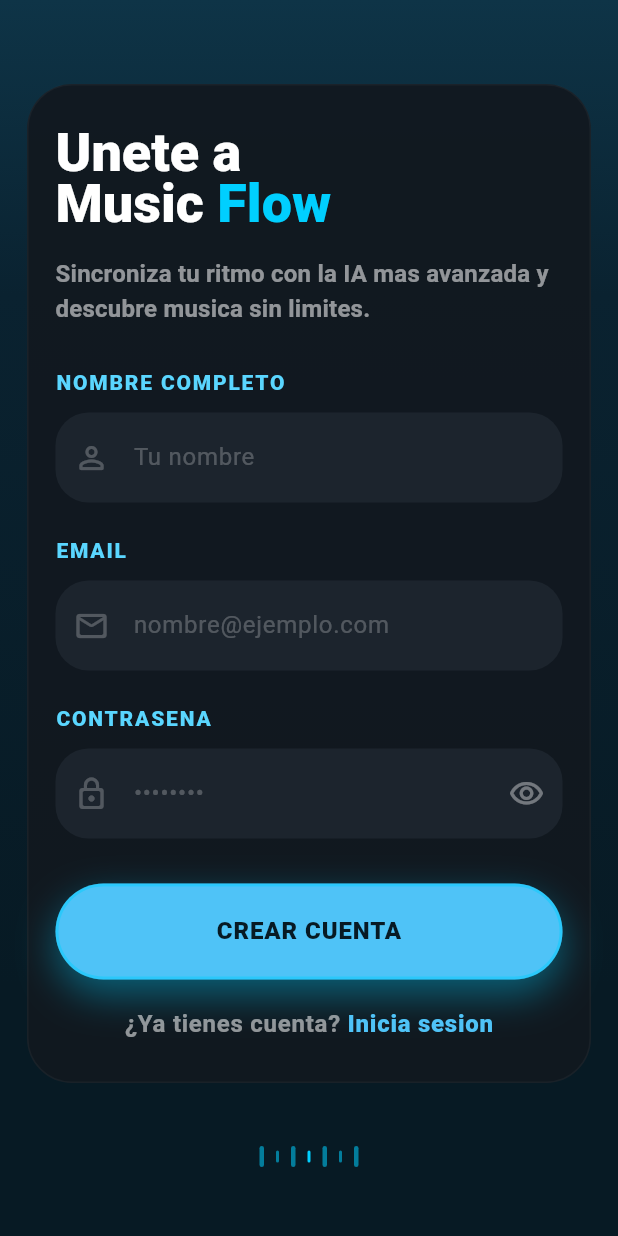
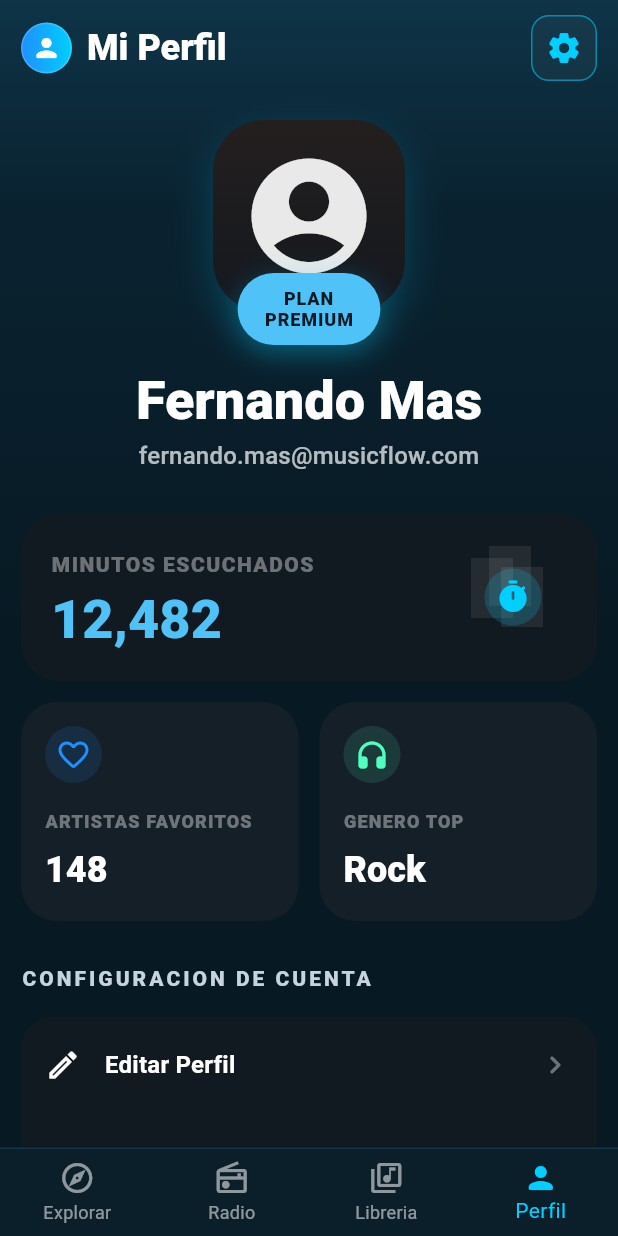
Before and after one commit to AldyJnx/MusicFlow, a Flutter app: the screen it shows after launch, on a phone screen of 412 x 824 dp. Run offline on Flutter 3.47's test engine with Material 3 defaults, Android fonts, the phone set to English and light mode, and no system bars.

Commit message:
Apartado perfil Mobile hecho

```diff
--- /dev/null
+++ b/mobile/musicflow_mobile/lib/features/profile/screens/profile_screen.dart
@@ -0,0 +1,457 @@
+import 'package:flutter/material.dart';
+
+class ProfileScreen extends StatelessWidget {
+  const ProfileScreen({super.key});
+
+  static const Color _primaryBlue = Color(0xFF1E90FF);
+  static const Color _accentCyan = Color(0xFF00CFFF);
+  static const Color _lightBlue = Color(0xFF4FC3F7);
+  static const Color _bgDark = Color(0xFF071A24);
+  static const Color _bgMid = Color(0xFF0A2230);
+  static const Color _bgTop = Color(0xFF0E3447);
+  static const Color _cardDark = Color(0xFF121A21);
+  static const Color _cardSoft = Color(0xFF161F28);
+  static const Color _danger = Color(0xFFFF5A5F);
+
+  @override
+  Widget build(BuildContext context) {
+    final theme = Theme.of(context);
+
+    return Scaffold(
+      backgroundColor: _bgDark,
+      bottomNavigationBar: Container(
+        decoration: const BoxDecoration(
+          color: Color(0xFF0B1F2A),
+          border: Border(
+            top: BorderSide(color: Color(0x223CCEFF)),
+          ),
+        ),
+        child: BottomNavigationBar(
+          currentIndex: 3,
+          backgroundColor: Colors.transparent,
+          elevation: 0,
+          selectedItemColor: _accentCyan,
+          unselectedItemColor: Colors.white54,
+          type: BottomNavigationBarType.fixed,
+          items: const [
+            BottomNavigationBarItem(
+              icon: Icon(Icons.explore_outlined),
+              activeIcon: Icon(Icons.explore_rounded),
+              label: 'Explorar',
+            ),
+            BottomNavigationBarItem(
+              icon: Icon(Icons.radio_outlined),
+              activeIcon: Icon(Icons.radio_rounded),
+              label: 'Radio',
+            ),
+            BottomNavigationBarItem(
+              icon: Icon(Icons.library_music_outlined),
+              activeIcon: Icon(Icons.library_music_rounded),
+              label: 'Libreria',
+            ),
+            BottomNavigationBarItem(
+              icon: Icon(Icons.person_outline_rounded),
+              activeIcon: Icon(Icons.person_rounded),
+              label: 'Perfil',
+            ),
+          ],
+        ),
+      ),
+      body: Container(
+        decoration: const BoxDecoration(
+          gradient: LinearGradient(
+            begin: Alignment.topCenter,
+            end: Alignment.bottomCenter,
+            colors: [_bgTop, _bgMid, _bgDark],
+            stops: [0.0, 0.18, 0.55],
+          ),
+        ),
+        child: SafeArea(
+          child: SingleChildScrollView(
+            padding: const EdgeInsets.fromLTRB(14, 10, 14, 28),
+            child: Column(
+              crossAxisAlignment: CrossAxisAlignment.start,
+              children: [
+                Row(
+                  children: [
+                    Container(
+                      width: 34,
+                      height: 34,
+                      decoration: BoxDecoration(
+                        shape: BoxShape.circle,
+                        gradient: const LinearGradient(
+                          colors: [_primaryBlue, _accentCyan],
+                        ),
+                        border: Border.all(
+                          color: Colors.white.withOpacity(0.18),
+                        ),
+                      ),
+                      child: const Icon(
+                        Icons.person_rounded,
+                        color: Colors.white,
+                        size: 20,
+                      ),
+                    ),
+                    const SizedBox(width: 10),
+                    Text(
+                      'Mi Perfil',
+                      style: theme.textTheme.headlineSmall?.copyWith(
+                        color: Colors.white,
+                        fontWeight: FontWeight.w800,
+                      ),
+                    ),
+                    const Spacer(),
+                    Container(
+                      width: 44,
+                      height: 44,
+                      decoration: BoxDecoration(
+                        borderRadius: BorderRadius.circular(12),
+                        border: Border.all(
+                          color: _accentCyan.withOpacity(0.55),
+                        ),
+                        color: Colors.white.withOpacity(0.03),
+                      ),
+                      child: const Icon(
+                        Icons.settings_rounded,
+                        color: _accentCyan,
+                      ),
+                    ),
+                  ],
+                ),
+                const SizedBox(height: 26),
+                Center(
+                  child: Column(
+                    children: [
+                      SizedBox(
+                        width: 150,
+                        height: 162,
+                        child: Stack(
+                          alignment: Alignment.topCenter,
+                          clipBehavior: Clip.none,
+                          children: [
+                            Container(
+                              width: 128,
+                              height: 128,
+                              decoration: BoxDecoration(
+                                borderRadius: BorderRadius.circular(34),
+                                gradient: const LinearGradient(
+                                  begin: Alignment.topCenter,
+                                  end: Alignment.bottomCenter,
+                                  colors: [Color(0xFF241F1E), Color(0xFF13181F)],
+                                ),
+                                boxShadow: const [
+                                  BoxShadow(
+                                    color: Color(0x3300CFFF),
+                                    blurRadius: 22,
+                                    offset: Offset(0, 10),
+                                  ),
+                                ],
+                              ),
+                              child: Stack(
+                                children: [
+                                  Positioned(
+                                    top: 18,
+                                    left: 0,
+                                    right: 0,
+                                    child: Icon(
+                                      Icons.account_circle_rounded,
+                                      size: 92,
+                                      color: Colors.white.withOpacity(0.9),
+                                    ),
+                                  ),
+                                ],
+                              ),
+                            ),
+                            Positioned(
+                              bottom: 12,
+                              child: Container(
+                                padding: const EdgeInsets.symmetric(
+                                  horizontal: 18,
+                                  vertical: 10,
+                                ),
+                                decoration: BoxDecoration(
+                                  color: _lightBlue,
+                                  borderRadius: BorderRadius.circular(999),
+                                  boxShadow: const [
+                                    BoxShadow(
+                                      color: Color(0x5500CFFF),
+                                      blurRadius: 16,
+                                      offset: Offset(0, 6),
+                                    ),
+                                  ],
+                                ),
+                                child: Text(
+                                  'PLAN\nPREMIUM',
+                                  textAlign: TextAlign.center,
+                                  style: theme.textTheme.labelMedium?.copyWith(
+                                    color: _bgDark,
+                                    fontWeight: FontWeight.w900,
+                                    letterSpacing: 0.6,
+                                    height: 1.15,
+                                  ),
+                                ),
+                              ),
+                            ),
+                          ],
+                        ),
+                      ),
+                      const SizedBox(height: 8),
+                      Text(
+                        'Fernando Mas',
+                        style: theme.textTheme.displaySmall?.copyWith(
+                          color: Colors.white,
+                          fontWeight: FontWeight.w900,
+                          height: 0.95,
+                        ),
+                      ),
+                      const SizedBox(height: 8),
+                      Text(
+                        'fernando.mas@musicflow.com',
+                        style: theme.textTheme.titleMedium?.copyWith(
+                          color: Colors.white70,
+                          fontWeight: FontWeight.w500,
+                        ),
+                      ),
+                    ],
+                  ),
+                ),
+                const SizedBox(height: 26),
+                Container(
+                  width: double.infinity,
+                  padding: const EdgeInsets.fromLTRB(20, 20, 20, 20),
+                  decoration: BoxDecoration(
+                    color: _cardDark.withOpacity(0.95),
+                    borderRadius: BorderRadius.circular(26),
+                  ),
+                  child: Row(
+                    children: [
+                      Expanded(
+                        child: Column(
+                          crossAxisAlignment: CrossAxisAlignment.start,
+                          children: [
+                            Text(
+                              'MINUTOS ESCUCHADOS',
+                              style: theme.textTheme.labelLarge?.copyWith(
+                                color: Colors.white38,
+                                fontWeight: FontWeight.w900,
+                                letterSpacing: 1,
+                              ),
+                            ),
+                            const SizedBox(height: 10),
+                            Text(
+                              '12,482',
+                              style: theme.textTheme.displaySmall?.copyWith(
+                                color: _lightBlue,
+                                fontWeight: FontWeight.w900,
+                                height: 0.95,
+                              ),
+                            ),
+                          ],
+                        ),
+                      ),
+                      SizedBox(
+                        width: 72,
+                        height: 72,
+                        child: Stack(
+                          alignment: Alignment.center,
+                          children: [
+                            ...[
+                              const Offset(0, 0),
+                              const Offset(12, -8),
+                              const Offset(20, 6),
+                            ].map(
+                              (offset) => Positioned(
+                                left: 8 + offset.dx,
+                                top: 10 + offset.dy,
+                                child: Container(
+                                  width: 28,
+                                  height: 40,
+                                  color: Colors.white.withOpacity(0.08),
+                                ),
+                              ),
+                            ),
+                            Container(
+                              width: 38,
+                              height: 38,
+                              decoration: BoxDecoration(
+                                shape: BoxShape.circle,
+                                color: _accentCyan.withOpacity(0.18),
+                              ),
+                              child: const Icon(
+                                Icons.timer_rounded,
+                                color: _accentCyan,
+                              ),
+                            ),
+                          ],
+                        ),
+                      ),
+                    ],
+                  ),
+                ),
+                const SizedBox(height: 14),
+                Row(
+                  children: const [
+                    Expanded(
+                      child: _ProfileMetricCard(
+                        icon: Icons.favorite_border_rounded,
+                        iconColor: _primaryBlue,
+                        title: 'ARTISTAS FAVORITOS',
+                        value: '148',
+                      ),
+                    ),
+                    SizedBox(width: 14),
+                    Expanded(
+                      child: _ProfileMetricCard(
+                        icon: Icons.headphones_rounded,
+                        iconColor: Color(0xFF4FFFBF),
+                        title: 'GENERO TOP',
+                        value: 'Rock',
+                      ),
+                    ),
+                  ],
+                ),
+                const SizedBox(height: 28),
+                Text(
+                  'CONFIGURACION DE CUENTA',
+                  style: theme.textTheme.labelLarge?.copyWith(
+                    color: const Color(0xFFC5D4E0),
+                    fontWeight: FontWeight.w900,
+                    letterSpacing: 2,
+                  ),
+                ),
+                const SizedBox(height: 16),
+                Container(
+                  width: double.infinity,
+                  decoration: BoxDecoration(
+                    color: _cardDark.withOpacity(0.98),
+                    borderRadius: BorderRadius.circular(22),
+                  ),
+                  child: Column(
+                    children: const [
+                      _ProfileOptionTile(
+                        icon: Icons.edit_outlined,
+                        title: 'Editar Perfil',
+                      ),
+                      _ProfileOptionTile(
+                        icon: Icons.payment_rounded,
+                        title: 'Metodos de Pago',
+                      ),
+                      _ProfileOptionTile(
+                        icon: Icons.verified_user_outlined,
+                        title: 'Privacidad',
+                      ),
+                      Divider(
+                        height: 1,
+                        color: Color(0x223CCEFF),
+                      ),
+                      _ProfileOptionTile(
+                        icon: Icons.logout_rounded,
+                        title: 'Cerrar Sesion',
+                        color: _danger,
+                        arrowColor: _danger,
+                      ),
+                    ],
+                  ),
+                ),
+              ],
+            ),
+          ),
+        ),
+      ),
+    );
+  }
+}
+
+class _ProfileMetricCard extends StatelessWidget {
+  const _ProfileMetricCard({
+    required this.icon,
+    required this.iconColor,
+    required this.title,
+    required this.value,
+  });
+
+  final IconData icon;
+  final Color iconColor;
+  final String title;
+  final String value;
+
+  @override
+  Widget build(BuildContext context) {
+    final theme = Theme.of(context);
+
+    return Container(
+      padding: const EdgeInsets.fromLTRB(16, 16, 16, 18),
+      decoration: BoxDecoration(
+        color: ProfileScreen._cardSoft.withOpacity(0.92),
+        borderRadius: BorderRadius.circular(24),
+      ),
+      child: Column(
+        crossAxisAlignment: CrossAxisAlignment.start,
+        children: [
+          Container(
+            width: 38,
+            height: 38,
+            decoration: BoxDecoration(
+              shape: BoxShape.circle,
+              color: iconColor.withOpacity(0.12),
+            ),
+            child: Icon(icon, color: iconColor),
+          ),
+          const SizedBox(height: 18),
+          Text(
+            title,
+            style: theme.textTheme.labelMedium?.copyWith(
+              color: Colors.white38,
+              fontWeight: FontWeight.w900,
+              letterSpacing: 0.8,
+            ),
+          ),
+          const SizedBox(height: 8),
+          Text(
+            value,
+            style: theme.textTheme.headlineSmall?.copyWith(
+              color: Colors.white,
+              fontWeight: FontWeight.w800,
+            ),
+          ),
+        ],
+      ),
+    );
+  }
+}
+
+class _ProfileOptionTile extends StatelessWidget {
+  const _ProfileOptionTile({
+    required this.icon,
+    required this.title,
+    this.color = Colors.white,
+    this.arrowColor = Colors.white38,
+  });
+
+  final IconData icon;
+  final String title;
+  final Color color;
+  final Color arrowColor;
+
+  @override
+  Widget build(BuildContext context) {
+    final theme = Theme.of(context);
+
+    return ListTile(
+      contentPadding: const EdgeInsets.symmetric(horizontal: 16, vertical: 4),
+      leading: Icon(icon, color: color),
+      title: Text(
+        title,
+        style: theme.textTheme.titleMedium?.copyWith(
+          color: color,
+          fontWeight: FontWeight.w700,
+        ),
+      ),
+      trailing: Icon(
+        Icons.chevron_right_rounded,
+        color: arrowColor,
+      ),
+      onTap: () {},
+    );
+  }
+}
--- a/mobile/musicflow_mobile/lib/main.dart
+++ b/mobile/musicflow_mobile/lib/main.dart
@@ -1,5 +1,6 @@
 import 'package:flutter/material.dart';
-import 'package:musicflow_mobile/features/auth/register_screen.dart';
+//import 'package:musicflow_mobile/features/auth/register_screen.dart';
+import 'package:musicflow_mobile/features/profile/screens/profile_screen.dart';
 //import 'package:musicflow_mobile/features/auth/login_screen.dart';
 //import 'package:musicflow_mobile/features/library/screens/biblioteca_screens.dart';
 //import 'package:musicflow_mobile/features/library/screens/home_screen.dart';
@@ -19,7 +20,7 @@ class MyApp extends StatelessWidget {
       theme: ThemeData(
         colorScheme: ColorScheme.fromSeed(seedColor: Colors.deepPurple),
       ),
-      home: const RegisterScreen(),
+      home: const ProfileScreen(),
     );
   }
 }
```
